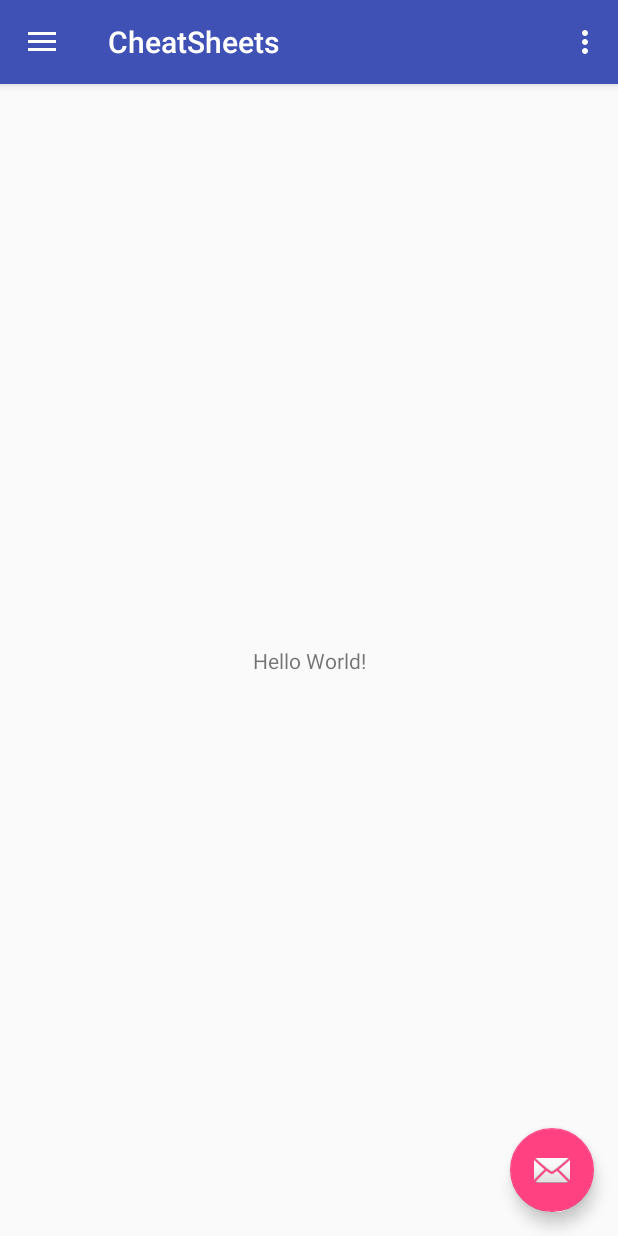
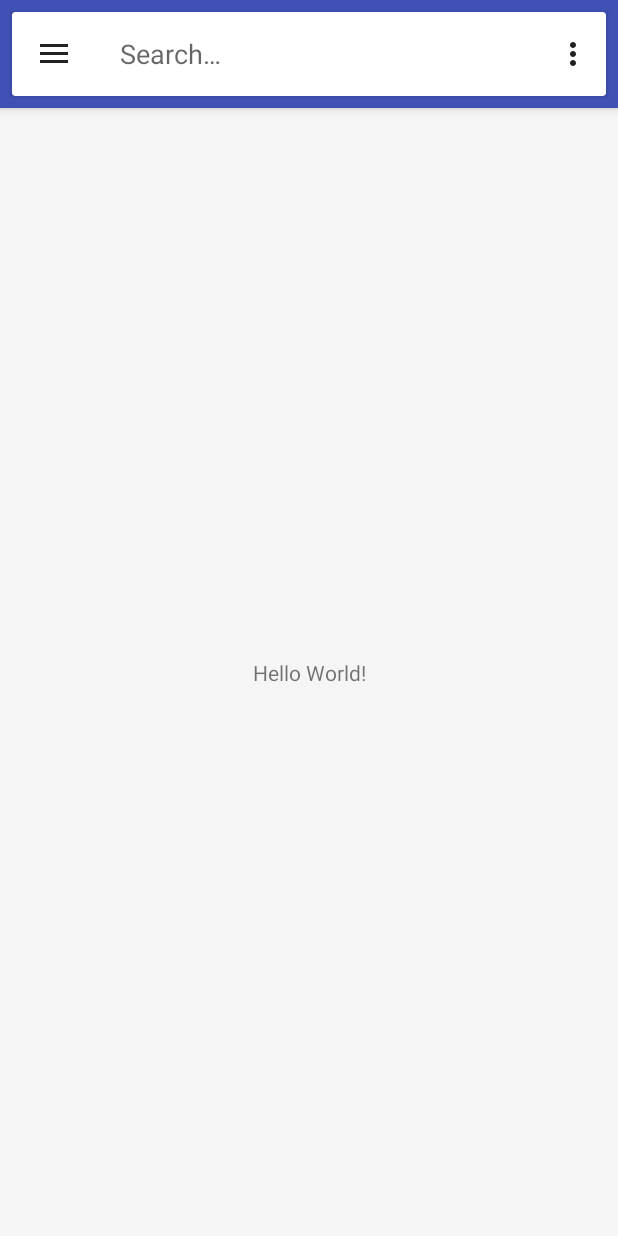
Before and after one commit to egordm/CheatSheetsApp, an Android app: the screen it shows after launch (MainActivity), after a tap on "Share", on a phone screen of 412 x 824 dp. Run offline under Robolectric (Android 15) with nearby library versions, the light colour scheme and no system bars; 2 other taps on this screen came first.

Commit message:
Added search toolbar Added base activities

```diff
--- a/app/build.gradle
+++ b/app/build.gradle
@@ -29,6 +29,10 @@ dependencies {
     compile 'com.android.support:design:26.+'
     compile 'com.android.support.constraint:constraint-layout:1.0.2'
 
+    compile 'com.android.support:cardview-v7:21.0.+'
+    compile 'com.android.support:recyclerview-v7:21.0.+'
+    compile 'com.balysv.materialmenu:material-menu:2.0.0'
+
     compile 'com.squareup.retrofit2:retrofit:2.3.0'
     compile 'com.squareup.retrofit2:converter-gson:2.3.0'
 
--- a/app/src/main/AndroidManifest.xml
+++ b/app/src/main/AndroidManifest.xml
@@ -10,7 +10,7 @@
         android:supportsRtl="true"
         android:theme="@style/AppTheme">
         <activity
-            android:name=".MainActivity"
+            android:name=".activities.MainActivity"
             android:label="@string/app_name"
             android:theme="@style/AppTheme.NoActionBar">
             <intent-filter>
--- a/app/src/main/java/net/egordmitriev/cheatsheets/MainActivity.java
+++ /dev/null
@@ -1,101 +0,0 @@
-package net.egordmitriev.cheatsheets;
-
-import android.os.Bundle;
-import android.support.design.widget.FloatingActionButton;
-import android.support.design.widget.Snackbar;
-import android.view.View;
-import android.support.design.widget.NavigationView;
-import android.support.v4.view.GravityCompat;
-import android.support.v4.widget.DrawerLayout;
-import android.support.v7.app.ActionBarDrawerToggle;
-import android.support.v7.app.AppCompatActivity;
-import android.support.v7.widget.Toolbar;
-import android.view.Menu;
-import android.view.MenuItem;
-
-public class MainActivity extends AppCompatActivity
-        implements NavigationView.OnNavigationItemSelectedListener {
-
-    @Override
-    protected void onCreate(Bundle savedInstanceState) {
-        super.onCreate(savedInstanceState);
-        setContentView(R.layout.activity_main);
-        Toolbar toolbar = (Toolbar) findViewById(R.id.toolbar);
-        setSupportActionBar(toolbar);
-
-        FloatingActionButton fab = (FloatingActionButton) findViewById(R.id.fab);
-        fab.setOnClickListener(new View.OnClickListener() {
-            @Override
-            public void onClick(View view) {
-                Snackbar.make(view, "Replace with your own action", Snackbar.LENGTH_LONG)
-                        .setAction("Action", null).show();
-            }
-        });
-
-        DrawerLayout drawer = (DrawerLayout) findViewById(R.id.drawer_layout);
-        ActionBarDrawerToggle toggle = new ActionBarDrawerToggle(
-                this, drawer, toolbar, R.string.navigation_drawer_open, R.string.navigation_drawer_close);
-        drawer.setDrawerListener(toggle);
-        toggle.syncState();
-
-        NavigationView navigationView = (NavigationView) findViewById(R.id.nav_view);
-        navigationView.setNavigationItemSelectedListener(this);
-    }
-
-    @Override
-    public void onBackPressed() {
-        DrawerLayout drawer = (DrawerLayout) findViewById(R.id.drawer_layout);
-        if (drawer.isDrawerOpen(GravityCompat.START)) {
-            drawer.closeDrawer(GravityCompat.START);
-        } else {
-            super.onBackPressed();
-        }
-    }
-
-    @Override
-    public boolean onCreateOptionsMenu(Menu menu) {
-        // Inflate the menu; this adds items to the action bar if it is present.
-        getMenuInflater().inflate(R.menu.main, menu);
-        return true;
-    }
-
-    @Override
-    public boolean onOptionsItemSelected(MenuItem item) {
-        // Handle action bar item clicks here. The action bar will
-        // automatically handle clicks on the Home/Up button, so long
-        // as you specify a parent activity in AndroidManifest.xml.
-        int id = item.getItemId();
-
-        //noinspection SimplifiableIfStatement
-        if (id == R.id.action_settings) {
-            return true;
-        }
-
-        return super.onOptionsItemSelected(item);
-    }
-
-    @SuppressWarnings("StatementWithEmptyBody")
-    @Override
-    public boolean onNavigationItemSelected(MenuItem item) {
-        // Handle navigation view item clicks here.
-        int id = item.getItemId();
-
-        if (id == R.id.nav_camera) {
-            // Handle the camera action
-        } else if (id == R.id.nav_gallery) {
-
-        } else if (id == R.id.nav_slideshow) {
-
-        } else if (id == R.id.nav_manage) {
-
-        } else if (id == R.id.nav_share) {
-
-        } else if (id == R.id.nav_send) {
-
-        }
-
-        DrawerLayout drawer = (DrawerLayout) findViewById(R.id.drawer_layout);
-        drawer.closeDrawer(GravityCompat.START);
-        return true;
-    }
-}
--- /dev/null
+++ b/app/src/main/java/net/egordmitriev/cheatsheets/Utils.java
@@ -0,0 +1,8 @@
+package net.egordmitriev.cheatsheets;
+
+/**
+ * Created by EgorDm on 12-Jun-2017.
+ */
+
+public class Utils {
+}
--- /dev/null
+++ b/app/src/main/java/net/egordmitriev/cheatsheets/activities/BaseActivity.java
@@ -0,0 +1,125 @@
+package net.egordmitriev.cheatsheets.activities;
+
+import android.app.Activity;
+import android.content.Context;
+import android.os.Bundle;
+import android.support.annotation.NonNull;
+import android.support.annotation.Nullable;
+import android.support.design.widget.NavigationView;
+import android.support.v4.view.GravityCompat;
+import android.support.v4.widget.DrawerLayout;
+import android.support.v7.app.ActionBarDrawerToggle;
+import android.support.v7.app.AppCompatActivity;
+import android.support.v7.widget.Toolbar;
+import android.view.Menu;
+import android.view.MenuItem;
+import android.view.MotionEvent;
+import android.view.View;
+import android.view.inputmethod.InputMethodManager;
+import android.widget.EditText;
+
+import net.egordmitriev.cheatsheets.R;
+
+/**
+ * Created by EgorDm on 12-Jun-2017.
+ */
+
+public abstract class BaseActivity extends AppCompatActivity implements NavigationView.OnNavigationItemSelectedListener {
+
+    @Override
+    protected void onCreate(@Nullable Bundle savedInstanceState) {
+        super.onCreate(savedInstanceState);
+
+        setContentView(getLayout());
+        Toolbar toolbar = (Toolbar) findViewById(R.id.toolbar);
+        setSupportActionBar(toolbar);
+
+        DrawerLayout drawer = (DrawerLayout) findViewById(R.id.drawer_layout);
+        ActionBarDrawerToggle toggle = new ActionBarDrawerToggle(
+                this, drawer, toolbar, R.string.navigation_drawer_open, R.string.navigation_drawer_close);
+        drawer.addDrawerListener(toggle);
+        toggle.syncState();
+
+        NavigationView navigationView = (NavigationView) findViewById(R.id.nav_view);
+        navigationView.setNavigationItemSelectedListener(this);
+    }
+
+    @Override
+    public void onBackPressed() {
+        DrawerLayout drawer = (DrawerLayout) findViewById(R.id.drawer_layout);
+        if (drawer.isDrawerOpen(GravityCompat.START)) {
+            drawer.closeDrawer(GravityCompat.START);
+        } else {
+            super.onBackPressed();
+        }
+    }
+
+    @SuppressWarnings("StatementWithEmptyBody")
+    @Override
+    public boolean onNavigationItemSelected(@NonNull MenuItem item) {
+        // Handle navigation view item clicks here.
+        int id = item.getItemId();
+
+        if (id == R.id.nav_share) {
+
+        }
+
+        DrawerLayout drawer = (DrawerLayout) findViewById(R.id.drawer_layout);
+        drawer.closeDrawer(GravityCompat.START);
+        return true;
+    }
+
+    @Override
+    public boolean onCreateOptionsMenu(Menu menu) {
+        // Inflate the menu; this adds items to the action bar if it is present.
+        getMenuInflater().inflate(R.menu.main, menu);
+        return true;
+    }
+
+    @Override
+    public boolean onOptionsItemSelected(MenuItem item) {
+        // Handle action bar item clicks here. The action bar will
+        // automatically handle clicks on the Home/Up button, so long
+        // as you specify a parent activity in AndroidManifest.xml.
+        int id = item.getItemId();
+
+        //noinspection SimplifiableIfStatement
+        if (id == R.id.action_settings) {
+            return true;
+        }
+
+        return super.onOptionsItemSelected(item);
+    }
+
+    @Override
+    public boolean dispatchTouchEvent(MotionEvent ev) {
+        View v = getCurrentFocus();
+
+        if (v != null &&
+                (ev.getAction() == MotionEvent.ACTION_UP || ev.getAction() == MotionEvent.ACTION_MOVE) &&
+                v instanceof EditText &&
+                !v.getClass().getName().startsWith("android.webkit.")) {
+            int scrcoords[] = new int[2];
+            v.getLocationOnScreen(scrcoords);
+            float x = ev.getRawX() + v.getLeft() - scrcoords[0];
+            float y = ev.getRawY() + v.getTop() - scrcoords[1];
+
+            if (x < v.getLeft() || x > v.getRight() || y < v.getTop() || y > v.getBottom()) {
+                hideKeyboard(this);
+            }
+
+        }
+        return super.dispatchTouchEvent(ev);
+    }
+
+    public static void hideKeyboard(Activity activity) {
+        if (activity != null && activity.getWindow() != null && activity.getWindow().getDecorView() != null) {
+            InputMethodManager imm = (InputMethodManager) activity.getSystemService(Context.INPUT_METHOD_SERVICE);
+            imm.hideSoftInputFromWindow(activity.getWindow().getDecorView().getWindowToken(), 0);
+        }
+    }
+
+    protected abstract int getLayout();
+
+
+}
--- /dev/null
+++ b/app/src/main/java/net/egordmitriev/cheatsheets/activities/MainActivity.java
@@ -0,0 +1,21 @@
+package net.egordmitriev.cheatsheets.activities;
+
+import android.os.Bundle;
+import android.support.design.widget.NavigationView;
+import android.view.Menu;
+import android.view.MenuItem;
+
+import net.egordmitriev.cheatsheets.R;
+
+public class MainActivity extends SearchBarActivity
+        implements NavigationView.OnNavigationItemSelectedListener {
+
+    @Override
+    protected void onCreate(Bundle savedInstanceState) {
+        super.onCreate(savedInstanceState);
+
+
+    }
+
+
+}
--- /dev/null
+++ b/app/src/main/java/net/egordmitriev/cheatsheets/activities/SearchBarActivity.java
@@ -0,0 +1,25 @@
+package net.egordmitriev.cheatsheets.activities;
+
+import android.os.Bundle;
+import android.support.annotation.Nullable;
+
+import net.egordmitriev.cheatsheets.R;
+
+/**
+ * Created by EgorDm on 12-Jun-2017.
+ */
+
+public class SearchBarActivity extends BaseActivity {
+
+    @Override
+    protected void onCreate(@Nullable Bundle savedInstanceState) {
+        super.onCreate(savedInstanceState);
+    }
+
+    @Override
+    protected int getLayout() {
+        return R.layout.activity_main;
+    }
+
+
+}
--- a/app/src/main/res/layout/app_bar.xml
+++ b/app/src/main/res/layout/app_bar.xml
@@ -1,33 +1,19 @@
 <?xml version="1.0" encoding="utf-8"?>
 <android.support.design.widget.CoordinatorLayout xmlns:android="http://schemas.android.com/apk/res/android"
-    xmlns:app="http://schemas.android.com/apk/res-auto"
-    xmlns:tools="http://schemas.android.com/tools"
-    android:layout_width="match_parent"
-    android:layout_height="match_parent"
-    tools:context="net.egordmitriev.cheatsheets.MainActivity">
+                                                 xmlns:tools="http://schemas.android.com/tools"
+                                                 android:layout_width="match_parent"
+                                                 android:layout_height="match_parent"
+                                                 tools:context="net.egordmitriev.cheatsheets.activities.MainActivity">
+
+    <include layout="@layout/content_main"/>
 
     <android.support.design.widget.AppBarLayout
         android:layout_width="match_parent"
         android:layout_height="wrap_content"
         android:theme="@style/AppTheme.AppBarOverlay">
 
-        <android.support.v7.widget.Toolbar
-            android:id="@+id/toolbar"
-            android:layout_width="match_parent"
-            android:layout_height="?attr/actionBarSize"
-            android:background="?attr/colorPrimary"
-            app:popupTheme="@style/AppTheme.PopupOverlay" />
+        <include layout="@layout/searchbox"/>
 
     </android.support.design.widget.AppBarLayout>
 
-    <include layout="@layout/content_main" />
-
-    <android.support.design.widget.FloatingActionButton
-        android:id="@+id/fab"
-        android:layout_width="wrap_content"
-        android:layout_height="wrap_content"
-        android:layout_gravity="bottom|end"
-        android:layout_margin="@dimen/fab_margin"
-        app:srcCompat="@android:drawable/ic_dialog_email" />
-
 </android.support.design.widget.CoordinatorLayout>
--- a/app/src/main/res/layout/content_main.xml
+++ b/app/src/main/res/layout/content_main.xml
@@ -5,7 +5,7 @@
     android:layout_width="match_parent"
     android:layout_height="match_parent"
     app:layout_behavior="@string/appbar_scrolling_view_behavior"
-    tools:context="net.egordmitriev.cheatsheets.MainActivity"
+    tools:context="net.egordmitriev.cheatsheets.activities.MainActivity"
     tools:showIn="@layout/app_bar">
 
     <TextView
--- /dev/null
+++ b/app/src/main/res/layout/searchbox.xml
@@ -0,0 +1,52 @@
+<?xml version="1.0" encoding="utf-8"?>
+<RelativeLayout
+    android:id="@+id/search_root"
+    xmlns:android="http://schemas.android.com/apk/res/android"
+    xmlns:app="http://schemas.android.com/apk/res-auto"
+    android:layout_width="match_parent"
+    android:layout_height="wrap_content">
+
+    <android.support.v7.widget.CardView
+        android:id="@+id/search_panel"
+        android:layout_width="match_parent"
+        android:layout_height="wrap_content"
+        android:layout_marginLeft="@dimen/spacing_half"
+        android:layout_marginRight="@dimen/spacing_half"
+        android:layout_marginTop="@dimen/spacing_half"
+        android:layout_marginBottom="@dimen/spacing_half"
+        app:cardBackgroundColor="@color/card_background"
+        app:cardCornerRadius="@dimen/card_corner_radius"
+        app:cardElevation="@dimen/card_elevation"
+        app:layout_scrollFlags="scroll|enterAlways|snap">
+
+        <LinearLayout
+            android:layout_width="match_parent"
+            android:layout_height="wrap_content"
+            android:orientation="vertical">
+
+            <android.support.v7.widget.Toolbar
+                android:id="@+id/toolbar"
+                android:layout_width="match_parent"
+                android:layout_height="?actionBarSize"
+                android:gravity="center_vertical"
+                app:contentInsetLeft="0dp"
+                app:contentInsetStart="0dp"
+                app:contentInsetRight="0dp"
+                app:contentInsetEnd="0dp"
+                app:contentInsetStartWithNavigation="0dp"
+                app:theme="@style/SearchViewTheme"
+                android:theme="@style/SearchViewTheme">
+
+                <android.support.v7.widget.SearchView
+                    android:id="@+id/search_view"
+                    android:layout_width="match_parent"
+                    android:layout_height="match_parent"
+                    android:imeOptions="actionSearch|flagNoExtractUi"
+                    app:iconifiedByDefault="false"
+                    app:queryBackground="@android:color/transparent"
+                    app:searchIcon="@null"/>
+
+            </android.support.v7.widget.Toolbar>
+        </LinearLayout>
+    </android.support.v7.widget.CardView>
+</RelativeLayout>
--- a/app/src/main/res/values/colors.xml
+++ b/app/src/main/res/values/colors.xml
@@ -1,6 +1,9 @@
 <?xml version="1.0" encoding="utf-8"?>
 <resources>
-    <color name="colorPrimary">#3F51B5</color>
-    <color name="colorPrimaryDark">#303F9F</color>
-    <color name="colorAccent">#FF4081</color>
+    <color name="primary">#3F51B5</color>
+    <color name="primaryDark">#303F9F</color>
+    <color name="accent">#FF4081</color>
+    <color name="background">#f5f5f5</color>
+
+    <color name="card_background">#FFFFFF</color>
 </resources>
--- a/app/src/main/res/values/dimens.xml
+++ b/app/src/main/res/values/dimens.xml
@@ -1,5 +1,12 @@
 <resources>
     <!-- Default screen margins, per the Android Design guidelines. -->
+    <dimen name="spacing_quarter">4dp</dimen>
+    <dimen name="spacing_half">8dp</dimen>
+    <dimen name="spacing_normal">16dp</dimen>
+
+    <dimen name="card_corner_radius">2dp</dimen>
+    <dimen name="card_elevation">2dp</dimen>
+
     <dimen name="activity_horizontal_margin">16dp</dimen>
     <dimen name="activity_vertical_margin">16dp</dimen>
     <dimen name="nav_header_vertical_spacing">16dp</dimen>
--- a/app/src/main/res/values/styles.xml
+++ b/app/src/main/res/values/styles.xml
@@ -1,11 +1,12 @@
 <resources>
 
     <!-- Base application theme. -->
-    <style name="AppTheme" parent="Theme.AppCompat.Light.DarkActionBar">
+    <style name="AppTheme" parent="Theme.AppCompat.Light">
         <!-- Customize your theme here. -->
-        <item name="colorPrimary">@color/colorPrimary</item>
-        <item name="colorPrimaryDark">@color/colorPrimaryDark</item>
-        <item name="colorAccent">@color/colorAccent</item>
+        <item name="android:windowBackground">@color/background</item>
+        <item name="colorPrimary">@color/primary</item>
+        <item name="colorPrimaryDark">@color/primaryDark</item>
+        <item name="colorAccent">@color/accent</item>
     </style>
 
     <style name="AppTheme.NoActionBar">
@@ -13,8 +14,24 @@
         <item name="windowNoTitle">true</item>
     </style>
 
-    <style name="AppTheme.AppBarOverlay" parent="ThemeOverlay.AppCompat.Dark.ActionBar" />
+    <style name="AppTheme.AppBarOverlay" parent="ThemeOverlay.AppCompat.ActionBar" />
 
     <style name="AppTheme.PopupOverlay" parent="ThemeOverlay.AppCompat.Light" />
 
+    <style name="SearchViewTheme" parent="ThemeOverlay.AppCompat.ActionBar">
+
+    </style>
+
+    <style name="AppTheme.Search" parent="AppTheme">
+        <item name="android:windowBackground">@android:color/transparent</item>
+        <item name="android:windowIsTranslucent">true</item>
+        <item name="searchViewStyle">@style/AppTheme.SearchView</item>
+    </style>
+
+    <style name="AppTheme.SearchView" parent="Widget.AppCompat.SearchView">
+        <item name="searchHintIcon">@null</item>
+        <item name="queryBackground">@null</item>
+        <item name="submitBackground">@null</item>
+    </style>
+
 </resources>
```
